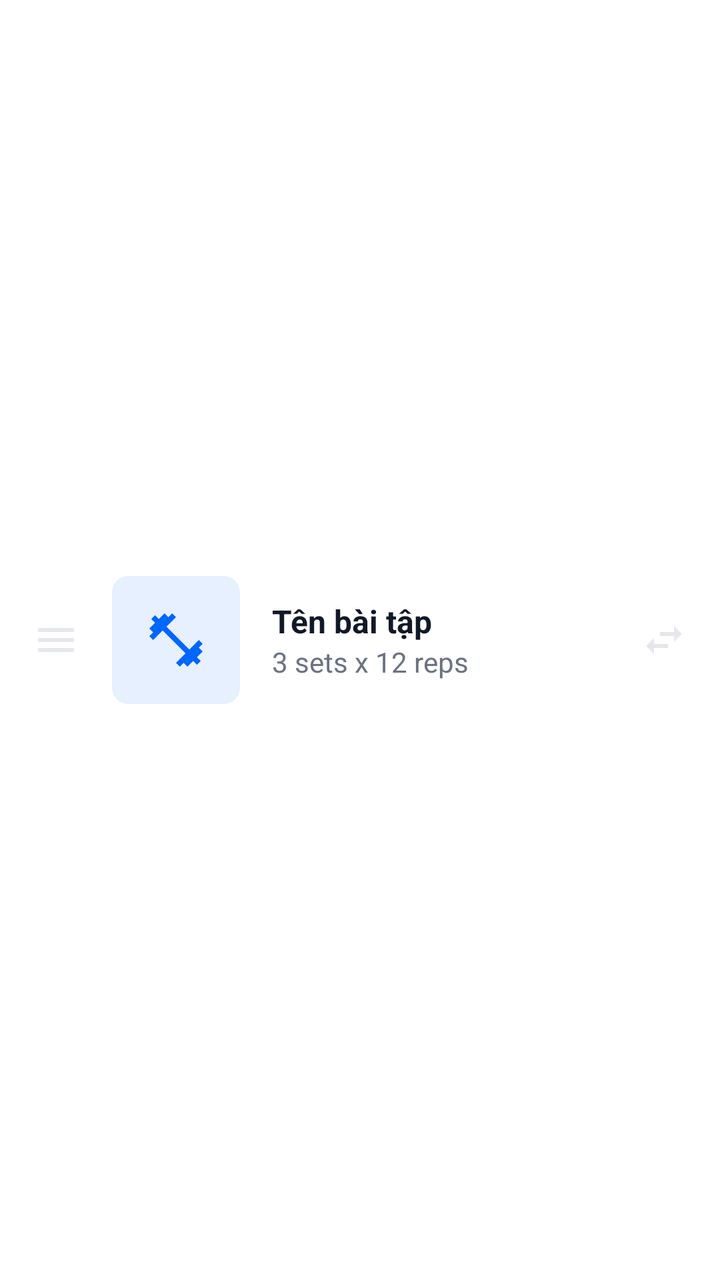
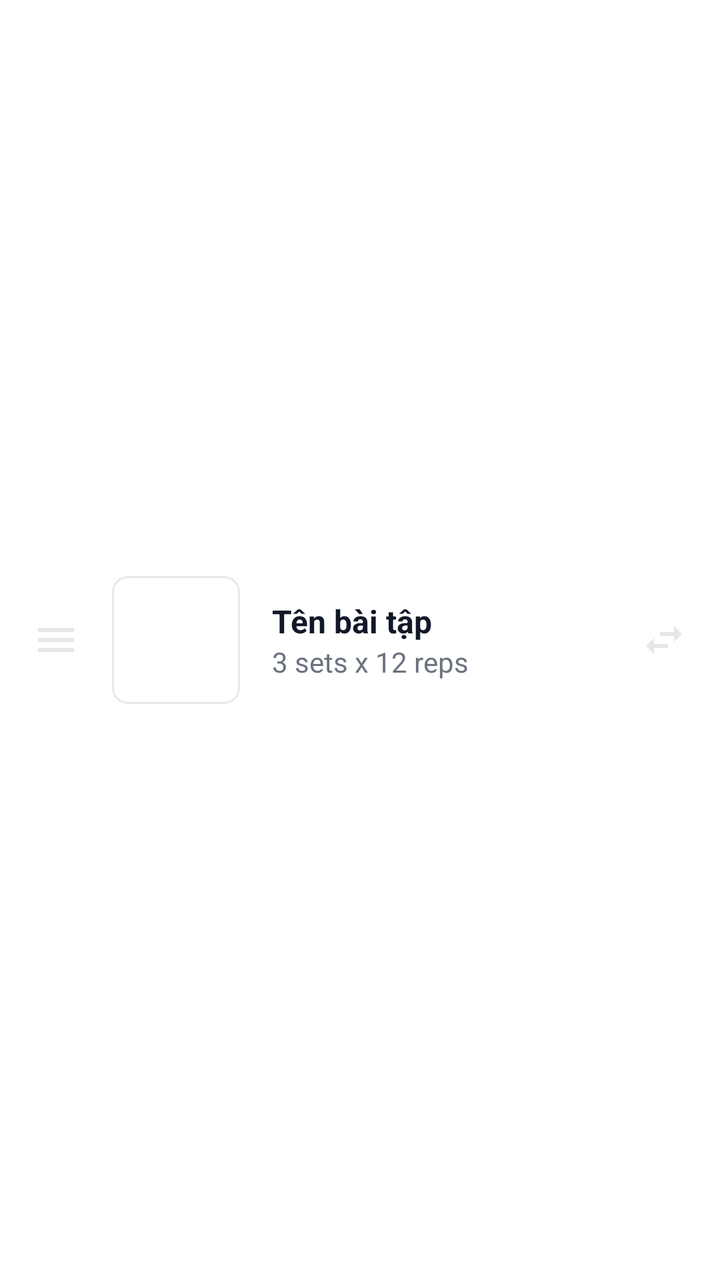

An Android layout rendered at two revisions. The XML below is the earlier revision; the diff shows what the commit changed to produce the second picture.
<!-- AndroidManifest.xml: application theme Theme.IronFitness -->
<!-- res/layout/item_exercise_local.xml -->
<?xml version="1.0" encoding="utf-8"?>
<LinearLayout xmlns:android="http://schemas.android.com/apk/res/android"
    xmlns:app="http://schemas.android.com/apk/res-auto"
    android:layout_width="match_parent"
    android:layout_height="wrap_content"
    android:orientation="horizontal"
    android:gravity="center_vertical"
    android:padding="16dp"
    android:background="?attr/selectableItemBackground">

    <ImageView
        android:layout_width="24dp"
        android:layout_height="24dp"
        android:src="@drawable/ic_menu"
        app:tint="?attr/colorOutline"
        android:layout_marginEnd="16dp"/>

    <com.google.android.material.card.MaterialCardView
        android:layout_width="64dp"
        android:layout_height="64dp"
        android:layout_marginEnd="16dp"
        app:cardCornerRadius="8dp"
        app:cardBackgroundColor="?attr/colorPrimaryContainer"
        app:strokeWidth="0dp">
        <ImageView
            android:layout_width="32dp"
            android:layout_height="32dp"
            android:layout_gravity="center"
            android:src="@drawable/ic_fitness"
            app:tint="?attr/colorOnPrimaryContainer"/>
    </com.google.android.material.card.MaterialCardView>

    <LinearLayout
        android:layout_width="0dp"
        android:layout_height="wrap_content"
        android:layout_weight="1"
        android:orientation="vertical">
        <TextView
            android:id="@+id/tvName"
            android:layout_width="wrap_content"
            android:layout_height="wrap_content"
            android:text="Tên bài tập"
            android:textColor="?attr/colorOnSurface"
            android:textStyle="bold"
            android:textSize="16sp"/>
        <TextView
            android:id="@+id/tvReps"
            android:layout_width="wrap_content"
            android:layout_height="wrap_content"
            android:text="3 sets x 12 reps"
            android:textColor="?attr/colorOnSurfaceVariant"
            android:textSize="14sp"/>
    </LinearLayout>

    <ImageView
        android:layout_width="24dp"
        android:layout_height="24dp"
        android:src="@drawable/ic_swap"
        app:tint="?attr/colorOutline"/>
</LinearLayout>
<!-- resources referenced by this layout -->
<resources>
  <!-- drawable ic_menu (drawable) -->
  <vector xmlns:android="http://schemas.android.com/apk/res/android"
      android:width="24dp"
      android:height="24dp"
      android:viewportWidth="24"
      android:viewportHeight="24">
    <path
        android:fillColor="#FF000000"
        android:pathData="M3,18h18v-2H3v2zm0,-5h18v-2H3v2zm0,-7v2h18V6H3z"/>
  </vector>
  <!-- drawable ic_swap (drawable) -->
  <vector xmlns:android="http://schemas.android.com/apk/res/android"
      android:width="24dp"
      android:height="24dp"
      android:viewportWidth="24"
      android:viewportHeight="24">
    <path
        android:fillColor="#FF000000"
        android:pathData="M6.99,11L3,15l3.99,4v-3H14v-2H6.99v-3zM21,9l-3.99,-4v3H10v2h7.01v3L21,9z"/>
  </vector>
  <style name="Theme.IronFitness" parent="Base.Theme.IronFitness" />
  <color name="hf_primary">#0066FF</color>
  <color name="hf_on_primary">#FFFFFF</color>
  <color name="hf_primary_container">#E6F0FF</color>
  <color name="hf_on_primary_container">#0066FF</color>
  <color name="hf_navy">#1E2A44</color>
  <color name="white">#FFFFFFFF</color>
  <color name="hf_surface_variant">#F3F4F6</color>
  <color name="hf_on_surface_variant">#6B7280</color>
  <color name="hf_danger">#DC2626</color>
  <color name="hf_background">#FFFFFF</color>
  <color name="hf_on_background">#111827</color>
  <color name="hf_surface">#FFFFFF</color>
  <color name="hf_on_surface">#111827</color>
  <color name="hf_outline">#E5E7EB</color>
  <style name="ShapeAppearance.HomeFit.Small" parent="ShapeAppearance.Material3.SmallComponent">
          <item name="cornerFamily">rounded</item>
          <item name="cornerSize">@dimen/corner_small</item>
      </style>
  <style name="ShapeAppearance.HomeFit.Medium" parent="ShapeAppearance.Material3.MediumComponent">
          <item name="cornerFamily">rounded</item>
          <item name="cornerSize">@dimen/corner_medium</item>
      </style>
  <style name="ShapeAppearance.HomeFit.Large" parent="ShapeAppearance.Material3.LargeComponent">
          <item name="cornerFamily">rounded</item>
          <item name="cornerSize">@dimen/corner_large</item>
      </style>
  <style name="Widget.HomeFit.Button" parent="Widget.Material3.Button">
          <item name="android:minHeight">@dimen/button_height</item>
          <item name="android:insetTop">0dp</item>
          <item name="android:insetBottom">0dp</item>
          <item name="android:textAppearance">@style/TextAppearance.HomeFit.Button</item>
          <item name="cornerRadius">@dimen/corner_small</item>
      </style>
  <style name="Widget.HomeFit.Card" parent="Widget.Material3.CardView.Filled">
          <item name="cardBackgroundColor">?attr/colorSurfaceVariant</item>
          <item name="cardCornerRadius">@dimen/corner_medium</item>
          <item name="cardElevation">@dimen/card_elevation</item>
      </style>
  <dimen name="corner_small">12dp</dimen>
  <dimen name="corner_medium">16dp</dimen>
  <dimen name="corner_large">28dp</dimen>
  <dimen name="button_height">52dp</dimen>
  <style name="TextAppearance.HomeFit.Button" parent="TextAppearance.Material3.LabelLarge">
          <item name="android:textSize">@dimen/text_button</item>
          <item name="android:textStyle">bold</item>
      </style>
  <dimen name="card_elevation">0dp</dimen>
  <style name="TextAppearance.HomeFit.Caption" parent="TextAppearance.Material3.LabelMedium">
          <item name="android:textSize">@dimen/text_caption</item>
      </style>
  <style name="Widget.HomeFit.BottomNavigationView.ActiveIndicator" parent="Widget.Material3.BottomNavigationView.ActiveIndicator">
          <item name="android:color">?attr/colorPrimaryContainer</item>
      </style>
  <dimen name="text_button">16sp</dimen>
  <dimen name="text_caption">12sp</dimen>
  <!-- unchanged entries left out for length: 5 -->
</resources>

<!-- the commit's change to res/layout/item_exercise_local.xml (unified diff, before → after) -->
@@ -20,14 +20,24 @@
         android:layout_height="64dp"
         android:layout_marginEnd="16dp"
         app:cardCornerRadius="8dp"
-        app:cardBackgroundColor="?attr/colorPrimaryContainer"
-        app:strokeWidth="0dp">
+        app:cardBackgroundColor="#FFFFFF"
+        app:strokeWidth="1dp"
+        app:strokeColor="?attr/colorOutlineVariant">
+
         <ImageView
+            android:id="@+id/ivThumb"
+            android:layout_width="match_parent"
+            android:layout_height="match_parent"
+            android:scaleType="fitCenter" />
+
+        <ImageView
+            android:id="@+id/ivIcon"
             android:layout_width="32dp"
             android:layout_height="32dp"
             android:layout_gravity="center"
             android:src="@drawable/ic_fitness"
-            app:tint="?attr/colorOnPrimaryContainer"/>
+            android:visibility="gone"
+            app:tint="?attr/colorPrimary" />
     </com.google.android.material.card.MaterialCardView>
 
     <LinearLayout
